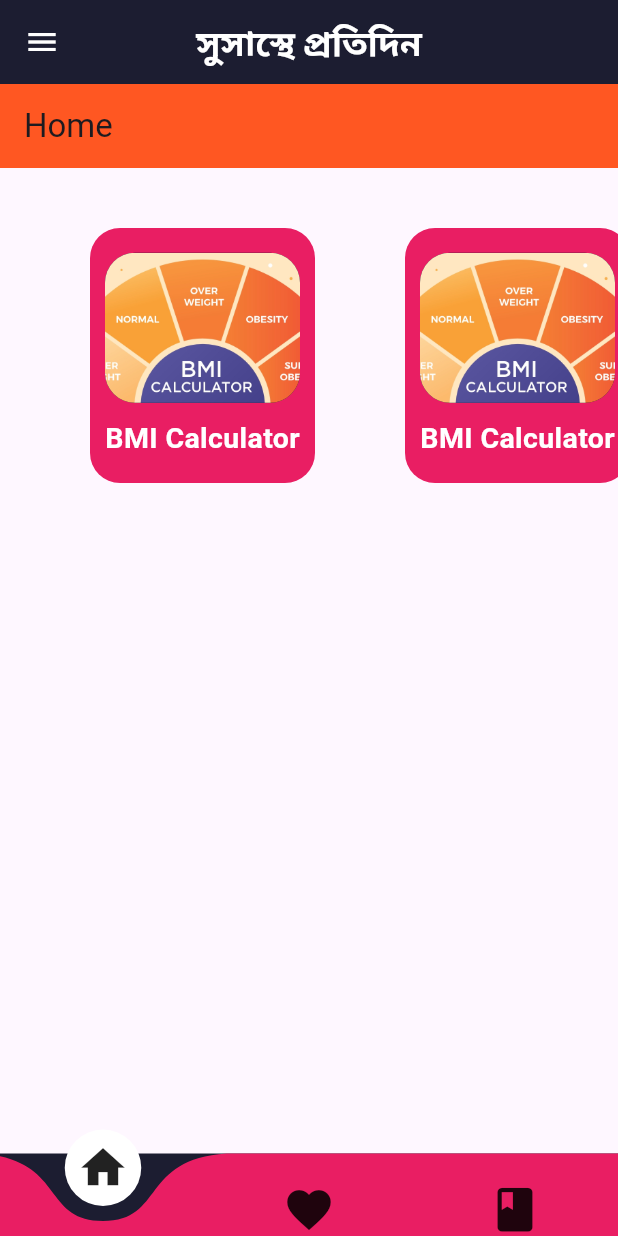
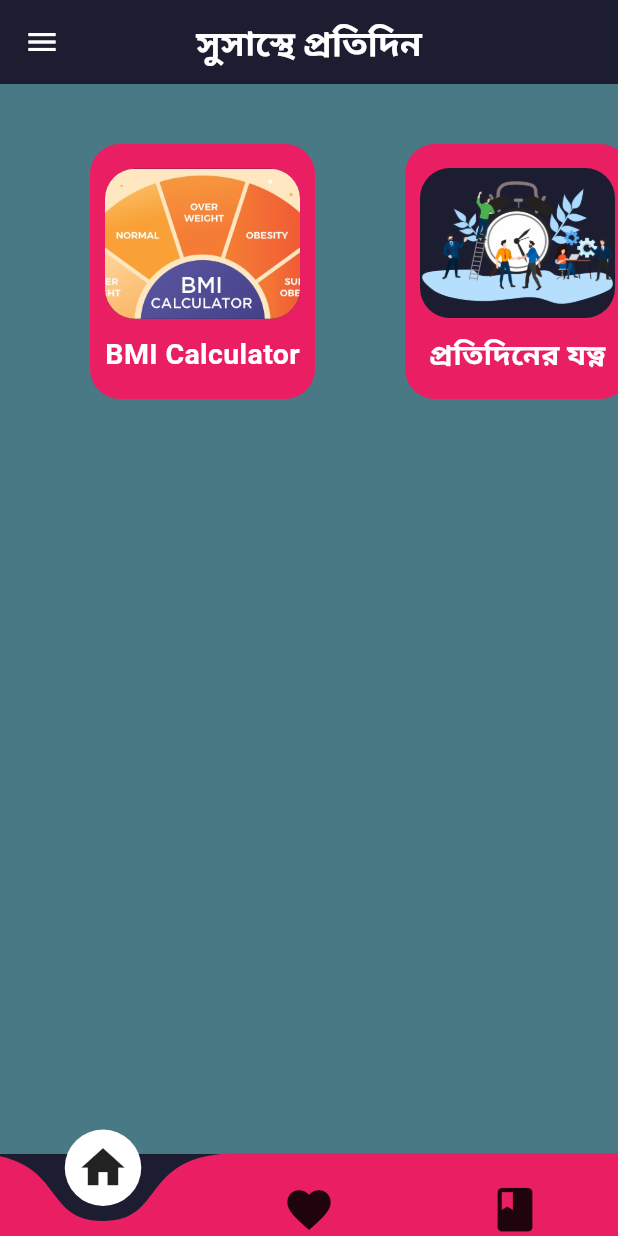
Before and after one commit to mahabubalom0/BMI-Calculator, a Flutter app: the screen it shows after launch, on a phone screen of 412 x 824 dp. Run offline on Flutter 3.47's test engine with Material 3 defaults, Android fonts, the phone set to English and light mode, and no system bars; drawn by our look-alikes of curved_navigation_bar.

```diff
--- a/lib/component/allIcons.dart
+++ b/lib/component/allIcons.dart
@@ -10,8 +10,9 @@ class Allicons{
   static final IconData fitness= Icons.fitness_center;
   static final IconData fevorite= Icons.favorite;
   static final IconData scale= Icons.scale;
-  static final IconData back= Icons.arrow_forward_ios_outlined;
+  static final IconData next= Icons.arrow_forward_ios_outlined;
   static final IconData contac= Icons.contact_phone;
   static final IconData health= Icons.health_and_safety;
+  static final IconData back= Icons.arrow_back;
 
 }
--- a/lib/component/allcolor.dart
+++ b/lib/component/allcolor.dart
@@ -9,5 +9,21 @@ class Allcolor{
   static final pinkcolor = Colors.pink;
   static final blackcolor = Colors.black;
   static final textcc = Colors.amber;
+  static final bgcolor = Color(0xff4a7986);
+  static final light_gray = Color(0xff6e5e9d);
+  static final gradian = LinearGradient(
+
+      begin: Alignment.center,
+      end: Alignment.bottomCenter,
+
+      colors: [
+
+    Color(0xff6e5e9d),
+    Color(0xff4a7986),
+    Color(0xff415e66),
+    Color(0xffd8e3df),
+
+
+  ]);
 
 }
--- a/lib/sereens/homebtn.dart
+++ b/lib/sereens/homebtn.dart
@@ -1,5 +1,6 @@
 import 'package:bmi_calculator/component/allcolor.dart';
 import 'package:bmi_calculator/sereens/bmidesignscernce.dart';
+import 'package:bmi_calculator/sereens/daily_care.dart';
 import 'package:flutter/material.dart';
 
 class Homebtn extends StatefulWidget {
@@ -13,10 +14,8 @@ class _HomebtnState extends State<Homebtn> {
   @override
   Widget build(BuildContext context) {
     return Scaffold(
-      appBar: AppBar(
-        backgroundColor: Colors.deepOrange,
-        title: Text("Home"),
-      ),
+      backgroundColor: Allcolor.bgcolor,
+
 
       body: SingleChildScrollView(
         child: Column(children: [
@@ -63,7 +62,7 @@ class _HomebtnState extends State<Homebtn> {
             child: InkWell(
               onTap: (){
                 setState(() {
-                  Navigator.of(context).push(MaterialPageRoute(builder: (context)=>Bmidesignscernce()));
+                  Navigator.of(context).push(MaterialPageRoute(builder: (context)=>DailyCare()));
                 });
               },
               child: Container(
@@ -83,11 +82,12 @@ class _HomebtnState extends State<Homebtn> {
                       decoration: BoxDecoration(
                         color: Allcolor.prymaricolor,
                         borderRadius: BorderRadius.circular(20),
-                          image: DecorationImage(image: AssetImage("assets/image/png/bmicalculator.jpg"),fit: BoxFit.cover)
+                          image: DecorationImage(image: AssetImage("assets/image/png/nijerjotnno.png"),fit: BoxFit.fitWidth)
               ),
                     ),
                     SizedBox(height: 10,),
-                    Text("BMI Calculator",style: TextStyle(color: Allcolor.white, fontSize: 19,fontWeight: FontWeight.bold),)
+
+                    Center(child: Text("প্রতিদিনের যত্ন",style: TextStyle(color: Allcolor.white, fontSize: 19,fontWeight: FontWeight.bold, ),))
                   ],
                 ),
               ),
```
Also changed, not shown: lib/sereens/daily_care.dart (added, +97 -0 lines), lib/sereens/new_testpaje.dart (deleted, +0 -24 lines), assets/image/png/nijerjotnno.png (added), lib/generated/assets.dart.
